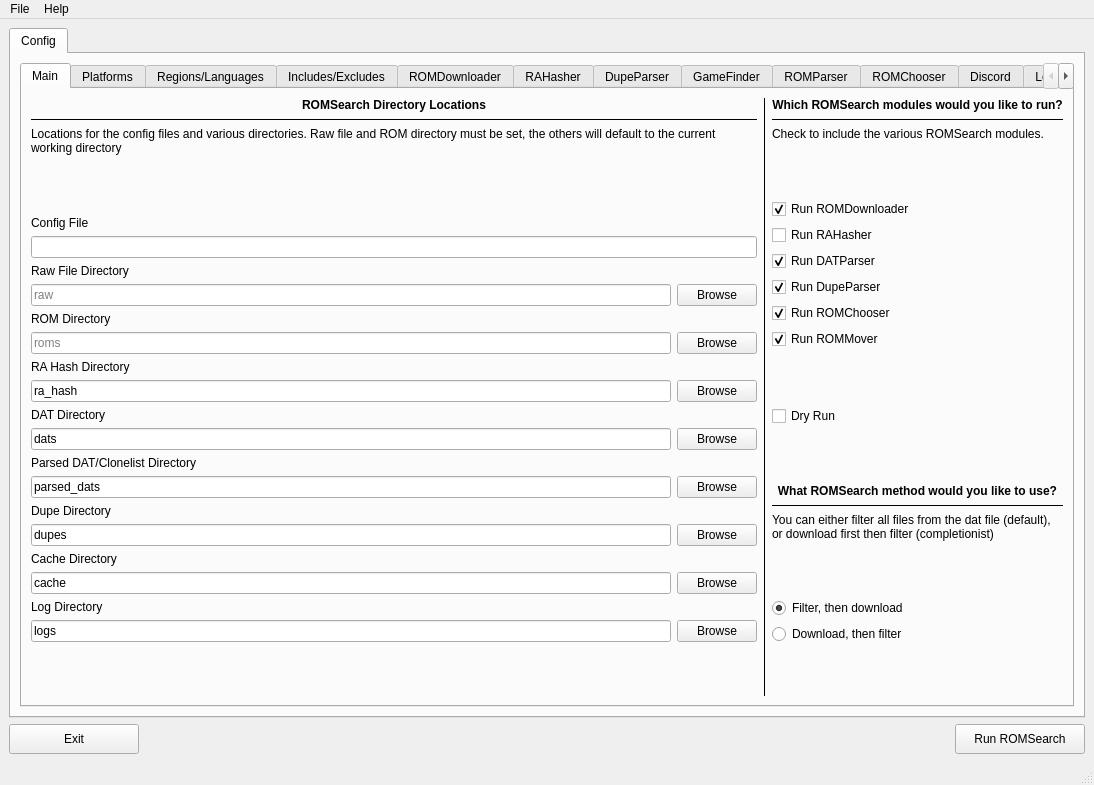
Old version of the form romsearch/gui/layout_romsearch.ui in the repository bbtufty/romsearch.
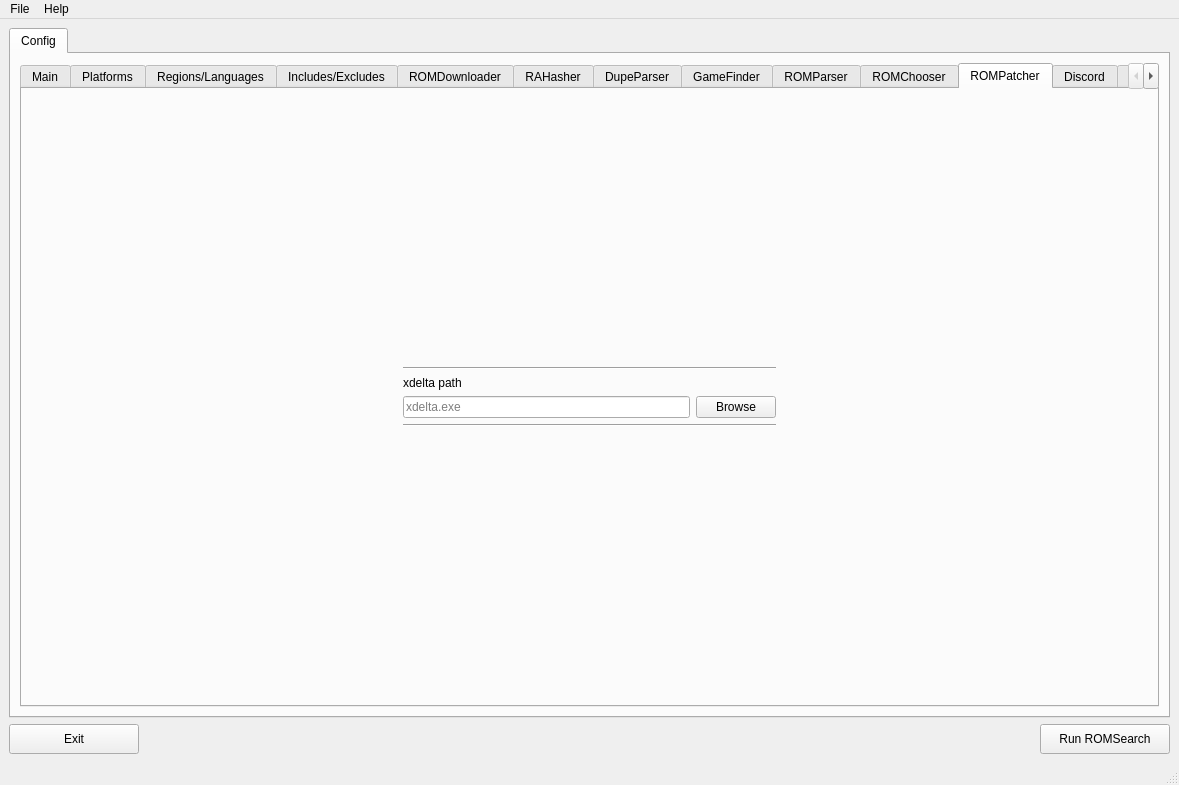
New version of the form. The open tabs and pages were chosen to show the change.

Diff of the .ui file:
```diff
--- a/romsearch/gui/layout_romsearch.ui
+++ b/romsearch/gui/layout_romsearch.ui
@@ -6,7 +6,7 @@
    <rect>
     <x>0</x>
     <y>0</y>
-    <width>1094</width>
+    <width>1179</width>
     <height>785</height>
    </rect>
   </property>
@@ -2097,6 +2097,116 @@
             </item>
            </layout>
           </widget>
+          <widget class="QWidget" name="tabConfigRomPatcher">
+           <attribute name="title">
+            <string>ROMPatcher</string>
+           </attribute>
+           <layout class="QVBoxLayout" name="verticalLayout_4">
+            <item>
+             <layout class="QGridLayout" name="gridLayoutConfigRomPatcher">
+              <item row="0" column="0">
+               <layout class="QHBoxLayout" name="horizontalLayoutConfigRomPatcher">
+                <item>
+                 <spacer name="horizontalSpacerConfigRomPatcherLeft">
+                  <property name="orientation">
+                   <enum>Qt::Orientation::Horizontal</enum>
+                  </property>
+                  <property name="sizeHint" stdset="0">
+                   <size>
+                    <width>40</width>
+                    <height>20</height>
+                   </size>
+                  </property>
+                 </spacer>
+                </item>
+                <item>
+                 <layout class="QVBoxLayout" name="verticalLayoutConfigRomPatcher">
+                  <item>
+                   <spacer name="verticalSpacerConfigRomPatcherTop">
+                    <property name="orientation">
+                     <enum>Qt::Orientation::Vertical</enum>
+                    </property>
+                    <property name="sizeHint" stdset="0">
+                     <size>
+                      <width>20</width>
+                      <height>40</height>
+                     </size>
+                    </property>
+                   </spacer>
+                  </item>
+                  <item>
+                   <widget class="Line" name="lineConfigRomPatcherTop">
+                    <property name="orientation">
+                     <enum>Qt::Orientation::Horizontal</enum>
+                    </property>
+                   </widget>
+                  </item>
+                  <item>
+                   <widget class="QLabel" name="labelConfigRomPatcherxdelta">
+                    <property name="text">
+                     <string>xdelta path</string>
+                    </property>
+                   </widget>
+                  </item>
+                  <item>
+                   <layout class="QHBoxLayout" name="horizontalLayoutConfigRomPatcherxdelta">
+                    <item>
+                     <widget class="QLineEdit" name="lineEditConfigRomPatcherxdeltaPath">
+                      <property name="placeholderText">
+                       <string>xdelta.exe</string>
+                      </property>
+                     </widget>
+                    </item>
+                    <item>
+                     <widget class="QPushButton" name="pushButtonConfigRomPatcherxdeltaPath">
+                      <property name="text">
+                       <string>Browse</string>
+                      </property>
+                     </widget>
+                    </item>
+                   </layout>
+                  </item>
+                  <item>
+                   <widget class="Line" name="lineConfigRomPatcherBottom">
+                    <property name="orientation">
+                     <enum>Qt::Orientation::Horizontal</enum>
+                    </property>
+                   </widget>
+                  </item>
+                  <item>
+                   <spacer name="verticalSpacerConfigRomPatcherBottom">
+                    <property name="orientation">
+                     <enum>Qt::Orientation::Vertical</enum>
+                    </property>
+                    <property name="sizeHint" stdset="0">
+                     <size>
+                      <width>20</width>
+                      <height>40</height>
+                     </size>
+                    </property>
+                   </spacer>
+                  </item>
+                 </layout>
+                </item>
+                <item>
+                 <spacer name="horizontalSpacerConfigRomPatcherRight">
+                  <property name="orientation">
+                   <enum>Qt::Orientation::Horizontal</enum>
+                  </property>
+                  <property name="sizeHint" stdset="0">
+                   <size>
+                    <width>40</width>
+                    <height>20</height>
+                   </size>
+                  </property>
+                 </spacer>
+                </item>
+               </layout>
+              </item>
+             </layout>
+            </item>
+           </layout>
+          </widget>
           <widget class="QWidget" name="tabConfigDiscord">
            <attribute name="title">
             <string>Discord</string>
@@ -2435,7 +2545,7 @@
     <rect>
      <x>0</x>
      <y>0</y>
-     <width>1094</width>
+     <width>1179</width>
      <height>33</height>
     </rect>
    </property>
```
Left out of the diff: 57 changed lines with no effect on the pictures.
